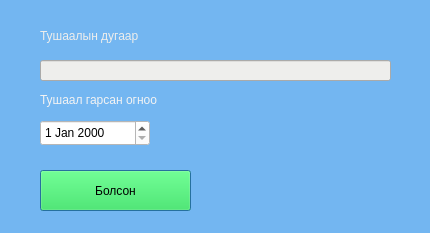
First picture: the form in qgis_plugin/tushaal_dugaar.ui, repository ariunbayar/geowms, before the edit.
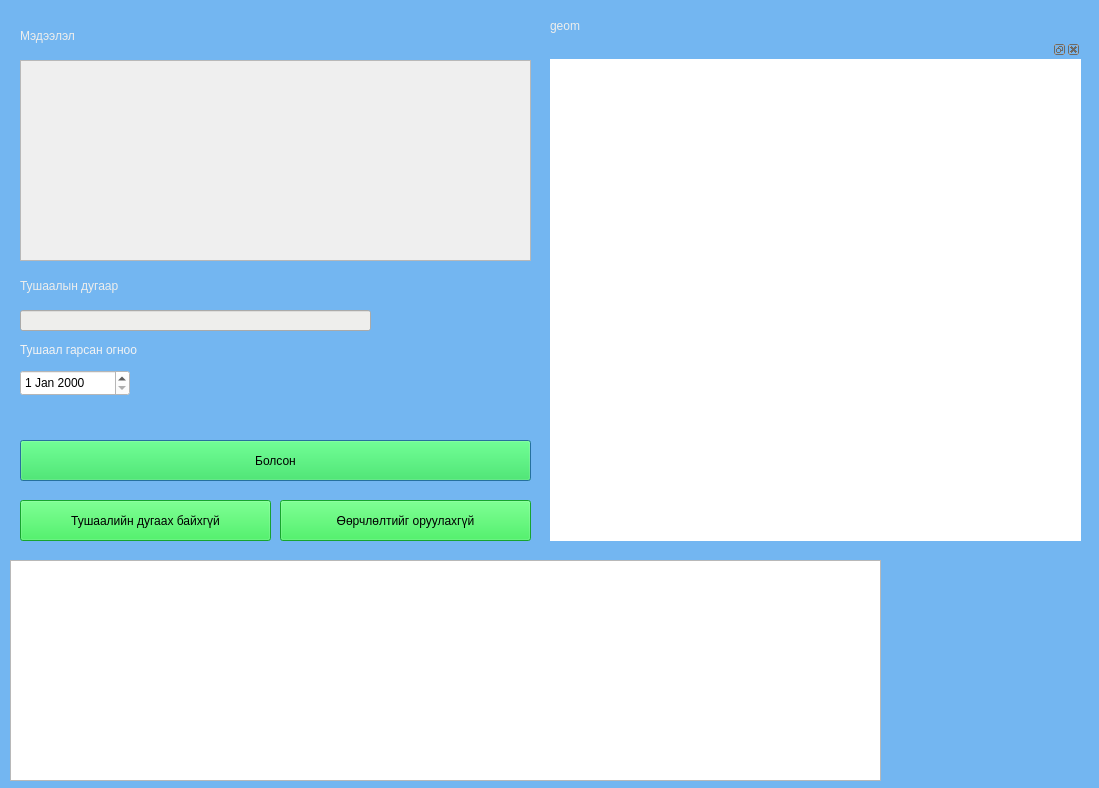
Second picture: the form after the edit.

Diff of the .ui file:
```diff
--- a/qgis_plugin/tushaal_dugaar.ui
+++ b/qgis_plugin/tushaal_dugaar.ui
@@ -6,8 +6,8 @@
    <rect>
     <x>0</x>
     <y>0</y>
-    <width>430</width>
-    <height>233</height>
+    <width>1099</width>
+    <height>788</height>
    </rect>
   </property>
   <property name="windowTitle">
@@ -22,8 +22,8 @@
   <widget class="QLineEdit" name="lineEdit">
    <property name="geometry">
     <rect>
-     <x>40</x>
-     <y>60</y>
+     <x>20</x>
+     <y>310</y>
      <width>351</width>
      <height>21</height>
     </rect>
@@ -35,8 +35,8 @@
   <widget class="QLabel" name="label">
    <property name="geometry">
     <rect>
-     <x>40</x>
-     <y>20</y>
+     <x>20</x>
+     <y>270</y>
      <width>211</width>
      <height>31</height>
     </rect>
@@ -51,8 +51,8 @@
   <widget class="QLabel" name="label_2">
    <property name="geometry">
     <rect>
-     <x>40</x>
-     <y>90</y>
+     <x>20</x>
+     <y>340</y>
      <width>221</width>
      <height>20</height>
     </rect>
@@ -67,9 +67,9 @@
   <widget class="QPushButton" name="pushButton">
    <property name="geometry">
     <rect>
-     <x>40</x>
-     <y>170</y>
-     <width>151</width>
+     <x>20</x>
+     <y>440</y>
+     <width>511</width>
      <height>41</height>
     </rect>
    </property>
@@ -84,8 +84,8 @@
   <widget class="QDateEdit" name="dateEdit">
    <property name="geometry">
     <rect>
-     <x>40</x>
-     <y>120</y>
+     <x>20</x>
+     <y>370</y>
      <width>110</width>
      <height>26</height>
     </rect>
@@ -94,6 +94,121 @@
     <string notr="true">background-color: rgb(255, 255, 255);</string>
    </property>
   </widget>
+  <widget class="QPushButton" name="pushButtonNo">
+   <property name="geometry">
+    <rect>
+     <x>20</x>
+     <y>500</y>
+     <width>251</width>
+     <height>41</height>
+    </rect>
+   </property>
+   <property name="styleSheet">
+    <string notr="true">background-color: rgb(78, 154, 6);
+background-color: rgb(32, 229, 65);</string>
+   </property>
+   <property name="text">
+    <string>Тушаалийн дугаах байхгүй</string>
+   </property>
+  </widget>
+  <widget class="QPushButton" name="pushButtonRemove">
+   <property name="geometry">
+    <rect>
+     <x>280</x>
+     <y>500</y>
+     <width>251</width>
+     <height>41</height>
+    </rect>
+   </property>
+   <property name="styleSheet">
+    <string notr="true">background-color: rgb(78, 154, 6);
+background-color: rgb(32, 229, 65);</string>
+   </property>
+   <property name="text">
+    <string>Өөрчлөлтийг оруулахгүй</string>
+   </property>
+  </widget>
+  <widget class="QDockWidget" name="dockWidget">
+   <property name="geometry">
+    <rect>
+     <x>550</x>
+     <y>40</y>
+     <width>531</width>
+     <height>501</height>
+    </rect>
+   </property>
+   <property name="styleSheet">
+    <string notr="true">background-color: rgb(255, 255, 255);</string>
+   </property>
+   <widget class="QWidget" name="dockWidgetContents"/>
+  </widget>
+  <widget class="QPlainTextEdit" name="plainTextEdit">
+   <property name="enabled">
+    <bool>false</bool>
+   </property>
+   <property name="geometry">
+    <rect>
+     <x>20</x>
+     <y>60</y>
+     <width>511</width>
+     <height>201</height>
+    </rect>
+   </property>
+   <property name="styleSheet">
+    <string notr="true">background-color: rgb(255, 255 255);
+</string>
+   </property>
+  </widget>
+  <widget class="QLabel" name="label_3">
+   <property name="geometry">
+    <rect>
+     <x>20</x>
+     <y>20</y>
+     <width>211</width>
+     <height>31</height>
+    </rect>
+   </property>
+   <property name="styleSheet">
+    <string notr="true">color: rgb(238, 238, 236);</string>
+   </property>
+   <property name="text">
+    <string>Мэдээлэл</string>
+   </property>
+  </widget>
+  <widget class="QLabel" name="label_4">
+   <property name="geometry">
+    <rect>
+     <x>550</x>
+     <y>10</y>
+     <width>211</width>
+     <height>31</height>
+    </rect>
+   </property>
+   <property name="styleSheet">
+    <string notr="true">color: rgb(238, 238, 236);</string>
+   </property>
+   <property name="text">
+    <string>geom</string>
+   </property>
+  </widget>
+  <widget class="QTableView" name="tableView">
+   <property name="enabled">
+    <bool>true</bool>
+   </property>
+   <property name="geometry">
+    <rect>
+     <x>10</x>
+     <y>560</y>
+     <width>871</width>
+     <height>221</height>
+    </rect>
+   </property>
+   <property name="styleSheet">
+    <string notr="true">background-color: rgb(255, 255 255);
+
+</string>
+   </property>
+  </widget>
  </widget>
  <resources/>
  <connections/>
```
